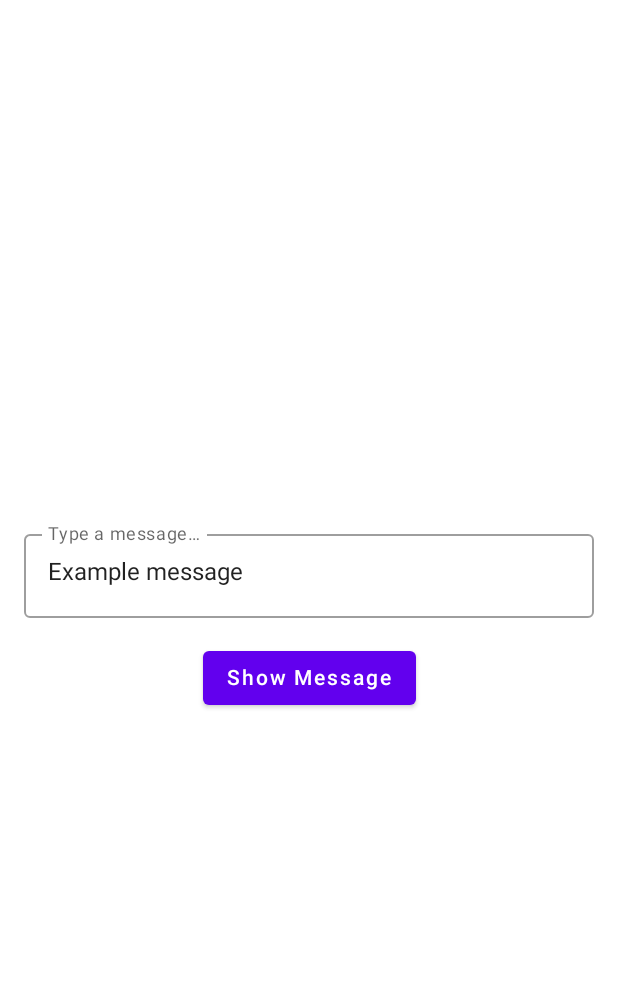
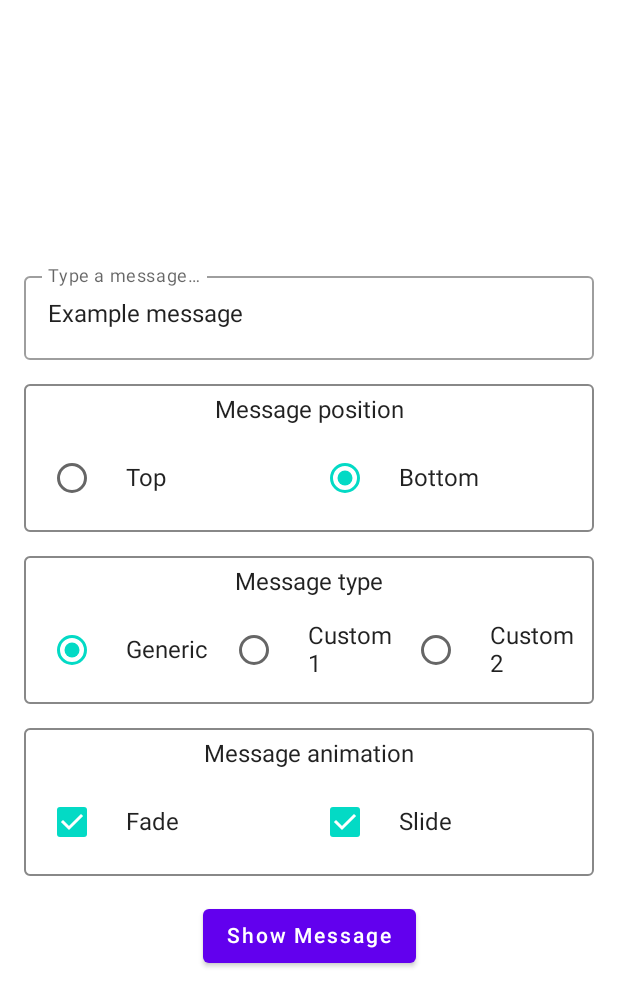
Before and after one commit to radusalagean/info-bar-compose, an Android app built with Jetpack Compose: the screen it shows after launch (MainActivity), on a phone screen of 412 x 824 dp. Shown: the top 1007 px of the screen. Run offline under Robolectric (Android 15) with nearby library versions, the phone set to English and light mode, and no system bars.

Commit message:
Add on-screen controls in the sample app

```diff
--- a/infobarcompose-sample/src/main/java/com/radusalagean/infobarcompose/sample/MainScreen.kt
+++ b/infobarcompose-sample/src/main/java/com/radusalagean/infobarcompose/sample/MainScreen.kt
@@ -2,14 +2,20 @@ package com.radusalagean.infobarcompose.sample
 
 import androidx.compose.animation.ExperimentalAnimationApi
 import androidx.compose.foundation.layout.*
+import androidx.compose.foundation.rememberScrollState
+import androidx.compose.foundation.verticalScroll
 import androidx.compose.material.*
 import androidx.compose.runtime.*
 import androidx.compose.ui.Alignment
 import androidx.compose.ui.Modifier
 import androidx.compose.ui.res.stringResource
+import androidx.compose.ui.tooling.preview.Preview
 import androidx.compose.ui.unit.dp
 import androidx.lifecycle.viewmodel.compose.viewModel
 import com.radusalagean.infobarcompose.InfoBar
+import com.radusalagean.infobarcompose.sample.ui.components.CheckGroup
+import com.radusalagean.infobarcompose.sample.ui.components.Orientation
+import com.radusalagean.infobarcompose.sample.ui.components.RadioGroup
 
 @ExperimentalAnimationApi
 @Composable
@@ -24,16 +30,39 @@ fun MainScreen(viewModel: MainViewModel = viewModel()) {
                 .fillMaxSize()
                 .padding(16.dp)
         ) {
+            val scrollState = rememberScrollState()
             Column(
                 Modifier
                     .wrapContentHeight()
                     .align(Alignment.Center)
+                    .verticalScroll(scrollState)
             ) {
                 OutlinedTextField(
                     modifier = Modifier.fillMaxWidth(),
                     value = viewModel.textField,
                     onValueChange = viewModel::onTextValueChange,
                     label = { Text(stringResource(R.string.message_hint)) }
+                )
+                RadioGroup(
+                    modifier = Modifier
+                        .align(Alignment.CenterHorizontally)
+                        .padding(top = 16.dp),
+                    config = viewModel.messagePositionRadioGroup,
+                    orientation = Orientation.HORIZONTAL
+                )
+                RadioGroup(
+                    modifier = Modifier
+                        .align(Alignment.CenterHorizontally)
+                        .padding(top = 16.dp),
+                    config = viewModel.messageTypeRadioGroup,
+                    orientation = Orientation.HORIZONTAL
+                )
+                CheckGroup(
+                    modifier = Modifier
+                        .align(Alignment.CenterHorizontally)
+                        .padding(top = 16.dp),
+                    config = viewModel.messageAnimationCheckGroup,
+                    orientation = Orientation.HORIZONTAL
                 )
                 Button(
                     modifier = Modifier
@@ -45,8 +74,9 @@ fun MainScreen(viewModel: MainViewModel = viewModel()) {
                 }
             }
             InfoBar( // Generic InfoBar
-                modifier = Modifier.align(Alignment.BottomCenter),
+                modifier = Modifier.align(viewModel.infoBarAlignment),
                 offeredMessage = viewModel.infoBarMessage,
+                fadeEffect = viewModel.infoBarFadeEffect,
                 slideEffect = viewModel.infoBarSlideEffect,
                 onMessageTimeout = viewModel::onInfoBarMessageTimeout
             )
@@ -54,9 +84,19 @@ fun MainScreen(viewModel: MainViewModel = viewModel()) {
                 modifier = Modifier.align(viewModel.infoBarAlignment),
                 offeredMessage = viewModel.customInfoBarMessage,
                 content = customInfoBarContent,
+                fadeEffect = viewModel.infoBarFadeEffect,
                 slideEffect = viewModel.infoBarSlideEffect,
                 onMessageTimeout = viewModel::onCustomInfoBarMessageTimeout
             )
         }
     }
 }
+
+@ExperimentalAnimationApi
+@Preview(
+    showBackground = true
+)
+@Composable
+fun PreviewMainScreen() {
+    MainScreen()
+}
--- a/infobarcompose-sample/src/main/java/com/radusalagean/infobarcompose/sample/MainViewModel.kt
+++ b/infobarcompose-sample/src/main/java/com/radusalagean/infobarcompose/sample/MainViewModel.kt
@@ -1,5 +1,6 @@
 package com.radusalagean.infobarcompose.sample
 
+import androidx.annotation.StringRes
 import androidx.compose.runtime.derivedStateOf
 import androidx.compose.runtime.getValue
 import androidx.compose.runtime.mutableStateOf
@@ -9,6 +10,7 @@ import androidx.compose.ui.graphics.Color
 import androidx.lifecycle.ViewModel
 import com.radusalagean.infobarcompose.InfoBarMessage
 import com.radusalagean.infobarcompose.InfoBarSlideEffect
+import com.radusalagean.infobarcompose.sample.ui.components.GroupConfig
 
 class MainViewModel : ViewModel() {
 
@@ -16,13 +18,44 @@ class MainViewModel : ViewModel() {
         private set
     var customInfoBarMessage: CustomInfoBarMessage? by mutableStateOf(null)
         private set
-    var infoBarAlignment: Alignment by mutableStateOf(Alignment.BottomCenter)
-    val infoBarSlideEffect: InfoBarSlideEffect by derivedStateOf {
-        when(infoBarAlignment) {
-            Alignment.BottomCenter -> InfoBarSlideEffect.FROM_BOTTOM
-            else -> InfoBarSlideEffect.FROM_TOP
+    val infoBarAlignment: Alignment by derivedStateOf {
+        when(messagePositionRadioGroup.selectedIndex) {
+            MessagePositionRadioGroupOptions.TOP.ordinal -> Alignment.TopCenter
+            else -> Alignment.BottomCenter
         }
     }
+    val infoBarFadeEffect: Boolean by derivedStateOf {
+        messageAnimationCheckGroup.selectedIndices[
+                MessageAnimationCheckGroupOptions.FADE.ordinal
+        ]
+    }
+    val infoBarSlideEffect: InfoBarSlideEffect by derivedStateOf {
+        when {
+            !messageAnimationCheckGroup.selectedIndices[
+                    MessageAnimationCheckGroupOptions.SLIDE.ordinal
+            ] -> InfoBarSlideEffect.NONE
+            infoBarAlignment == Alignment.TopCenter -> InfoBarSlideEffect.FROM_TOP
+            infoBarAlignment == Alignment.BottomCenter -> InfoBarSlideEffect.FROM_BOTTOM
+            else -> InfoBarSlideEffect.NONE
+        }
+    }
+
+    // Groups
+    val messagePositionRadioGroup = GroupConfig.RadioGroupConfig(
+        groupTitle = R.string.radio_group_message_position,
+        options = MessagePositionRadioGroupOptions.values().map { it.stringResId },
+        initialIndex = MessagePositionRadioGroupOptions.BOTTOM.ordinal
+    )
+    val messageTypeRadioGroup = GroupConfig.RadioGroupConfig(
+        groupTitle = R.string.radio_group_message_type,
+        options = MessageTypeRadioGroupOptions.values().map { it.stringResId },
+        initialIndex = MessageTypeRadioGroupOptions.GENERIC.ordinal
+    )
+    val messageAnimationCheckGroup = GroupConfig.CheckGroupConfig(
+        groupTitle = R.string.check_group_message_animation,
+        options = MessageAnimationCheckGroupOptions.values().map { it.stringResId },
+        initialIndices = MessageAnimationCheckGroupOptions.values().map { it.initialValue }
+    )
 
     var textField: String by mutableStateOf("Example message")
         private set
@@ -62,8 +95,14 @@ class MainViewModel : ViewModel() {
 
     fun onShowMessageClick() {
         if (textField.isNotBlank()) {
-            infoBarMessage = generateMessage()
-//            customInfoBarMessage = generateCustomMessage2()
+            when(messageTypeRadioGroup.selectedIndex) {
+                MessageTypeRadioGroupOptions.CUSTOM_1.ordinal ->
+                    customInfoBarMessage = generateCustomMessage1()
+                MessageTypeRadioGroupOptions.CUSTOM_2.ordinal ->
+                    customInfoBarMessage = generateCustomMessage2()
+                MessageTypeRadioGroupOptions.GENERIC.ordinal ->
+                    infoBarMessage = generateMessage()
+            }
         }
     }
 
@@ -74,4 +113,25 @@ class MainViewModel : ViewModel() {
     fun onCustomInfoBarMessageTimeout() {
         customInfoBarMessage = null
     }
+
+    companion object RadioGroups {
+        enum class MessagePositionRadioGroupOptions(@StringRes val stringResId: Int) {
+            TOP(R.string.radio_group_message_position_top),
+            BOTTOM(R.string.radio_group_message_position_bottom)
+        }
+
+        enum class MessageTypeRadioGroupOptions(@StringRes val stringResId: Int) {
+            GENERIC(R.string.radio_group_message_type_generic),
+            CUSTOM_1(R.string.radio_group_message_type_custom_1),
+            CUSTOM_2(R.string.radio_group_message_type_custom_2)
+        }
+
+        enum class MessageAnimationCheckGroupOptions(
+            @StringRes val stringResId: Int,
+            val initialValue: Boolean
+        ) {
+            FADE(R.string.check_group_message_animation_fade, true),
+            SLIDE(R.string.check_group_message_animation_slide, true)
+        }
+    }
 }
--- /dev/null
+++ b/infobarcompose-sample/src/main/java/com/radusalagean/infobarcompose/sample/ui/components/BaseGroup.kt
@@ -0,0 +1,86 @@
+package com.radusalagean.infobarcompose.sample.ui.components
+
+import androidx.compose.animation.ExperimentalAnimationApi
+import androidx.compose.foundation.border
+import androidx.compose.foundation.clickable
+import androidx.compose.foundation.interaction.MutableInteractionSource
+import androidx.compose.foundation.layout.Column
+import androidx.compose.foundation.layout.Row
+import androidx.compose.foundation.layout.RowScope
+import androidx.compose.foundation.layout.padding
+import androidx.compose.foundation.shape.RoundedCornerShape
+import androidx.compose.material.MaterialTheme
+import androidx.compose.material.Text
+import androidx.compose.runtime.Composable
+import androidx.compose.runtime.remember
+import androidx.compose.ui.Alignment
+import androidx.compose.ui.Modifier
+import androidx.compose.ui.graphics.Color
+import androidx.compose.ui.res.stringResource
+import androidx.compose.ui.semantics.Role
+import androidx.compose.ui.unit.dp
+
+@ExperimentalAnimationApi
+@Composable
+fun <T : GroupConfig> BaseGroup(
+    modifier: Modifier = Modifier,
+    indicator: @Composable RowScope.(T, Int) -> Unit,
+    config: T,
+    orientation: Orientation
+) {
+
+    @Composable
+    fun layOutOptions(
+        modifier: Modifier = Modifier,
+    ) {
+        config.options.forEachIndexed { index, currentStringResId ->
+            Row(
+                modifier = modifier
+                    .padding(vertical = 4.dp)
+                    .clickable(
+                        interactionSource = remember { MutableInteractionSource() },
+                        indication = null,
+                        role = Role.RadioButton
+                    ) {
+                        config.onIndexSelect(index)
+                    }
+            ) {
+                indicator(config, index)
+                Text(
+                    modifier = Modifier.align(Alignment.CenterVertically),
+                    text = stringResource(currentStringResId)
+                )
+            }
+        }
+    }
+
+    Column(
+        modifier = modifier
+            .border(
+                width = 1.dp,
+                color = Color.Gray,
+                shape = RoundedCornerShape(4.dp)
+            )
+            .padding(8.dp)
+    ) {
+        Text(
+            modifier = Modifier
+                .align(Alignment.CenterHorizontally)
+                .padding(bottom = 8.dp),
+            text = stringResource(config.groupTitle),
+            style = MaterialTheme.typography.body1
+        )
+        if (orientation == Orientation.HORIZONTAL) {
+            Row(Modifier.align(Alignment.CenterHorizontally)) {
+                layOutOptions(Modifier.align(Alignment.CenterVertically).weight(1f))
+            }
+        } else {
+            layOutOptions()
+        }
+
+    }
+}
+
+enum class Orientation {
+    HORIZONTAL, VERTICAL
+}
--- /dev/null
+++ b/infobarcompose-sample/src/main/java/com/radusalagean/infobarcompose/sample/ui/components/CheckGroup.kt
@@ -0,0 +1,53 @@
+package com.radusalagean.infobarcompose.sample.ui.components
+
+import androidx.compose.animation.ExperimentalAnimationApi
+import androidx.compose.foundation.layout.RowScope
+import androidx.compose.foundation.layout.padding
+import androidx.compose.material.Checkbox
+import androidx.compose.runtime.Composable
+import androidx.compose.ui.Alignment
+import androidx.compose.ui.Modifier
+import androidx.compose.ui.tooling.preview.Preview
+import androidx.compose.ui.unit.dp
+import com.radusalagean.infobarcompose.sample.R
+
+val checkBoxIndicator: @Composable RowScope.(GroupConfig.CheckGroupConfig, Int) -> Unit =
+    { config, index ->
+        Checkbox(
+            modifier = Modifier.align(Alignment.CenterVertically).padding(end = 12.dp),
+            checked = config.selectedIndices[index],
+            onCheckedChange = { config.onIndexSelect(index) }
+        )
+    }
+
+@ExperimentalAnimationApi
+@Composable
+fun CheckGroup(
+    modifier: Modifier = Modifier,
+    config: GroupConfig.CheckGroupConfig,
+    orientation: Orientation = Orientation.VERTICAL
+) {
+    BaseGroup(
+        modifier = modifier,
+        indicator = checkBoxIndicator,
+        config = config,
+        orientation = orientation
+    )
+}
+
+@ExperimentalAnimationApi
+@Preview
+@Composable
+fun CheckGroupPreview() {
+    CheckGroup(
+        config = GroupConfig.CheckGroupConfig(
+            groupTitle = R.string.check_group_message_animation,
+            options = listOf(
+                R.string.check_group_message_animation_fade,
+                R.string.check_group_message_animation_slide
+            ),
+            initialIndices = listOf(false, true)
+        ),
+        orientation = Orientation.VERTICAL
+    )
+}
--- /dev/null
+++ b/infobarcompose-sample/src/main/java/com/radusalagean/infobarcompose/sample/ui/components/GroupConfig.kt
@@ -0,0 +1,46 @@
+package com.radusalagean.infobarcompose.sample.ui.components
+
+import androidx.annotation.StringRes
+import androidx.compose.runtime.getValue
+import androidx.compose.runtime.mutableStateOf
+import androidx.compose.runtime.setValue
+
+sealed class GroupConfig(
+    @StringRes val groupTitle: Int,
+    @StringRes val options: List<Int>
+) {
+    abstract fun onIndexSelect(newIndex: Int)
+
+    class RadioGroupConfig(
+        @StringRes groupTitle: Int,
+        @StringRes options: List<Int>,
+        initialIndex: Int = -1
+    ) : GroupConfig(
+        groupTitle = groupTitle,
+        options = options
+    ) {
+        var selectedIndex: Int by mutableStateOf(initialIndex)
+            private set
+
+        override fun onIndexSelect(newIndex: Int) {
+            selectedIndex = newIndex
+        }
+    }
+
+    class CheckGroupConfig(
+        @StringRes groupTitle: Int,
+        @StringRes options: List<Int>,
+        initialIndices: List<Boolean>
+    ) : GroupConfig(
+        groupTitle = groupTitle,
+        options = options
+    ) {
+        var selectedIndices: List<Boolean> by mutableStateOf(initialIndices)
+
+        override fun onIndexSelect(newIndex: Int) {
+            val selInd = selectedIndices.toMutableList()
+            selInd[newIndex] = !selInd[newIndex]
+            selectedIndices = selInd
+        }
+    }
+}
--- /dev/null
+++ b/infobarcompose-sample/src/main/java/com/radusalagean/infobarcompose/sample/ui/components/RadioGroup.kt
@@ -0,0 +1,54 @@
+package com.radusalagean.infobarcompose.sample.ui.components
+
+import androidx.compose.animation.ExperimentalAnimationApi
+import androidx.compose.foundation.layout.RowScope
+import androidx.compose.foundation.layout.padding
+import androidx.compose.material.RadioButton
+import androidx.compose.runtime.Composable
+import androidx.compose.ui.Alignment
+import androidx.compose.ui.Modifier
+import androidx.compose.ui.tooling.preview.Preview
+import androidx.compose.ui.unit.dp
+import com.radusalagean.infobarcompose.sample.R
+
+val radioButtonIndicator: @Composable RowScope.(GroupConfig.RadioGroupConfig, Int) -> Unit =
+    { config, index ->
+        RadioButton(
+            modifier = Modifier.align(Alignment.CenterVertically).padding(end = 12.dp),
+            selected = index == config.selectedIndex,
+            onClick = {
+                config.onIndexSelect(index)
+            }
+        )
+    }
+
+@ExperimentalAnimationApi
+@Composable
+fun RadioGroup(
+    modifier: Modifier = Modifier,
+    config: GroupConfig.RadioGroupConfig,
+    orientation: Orientation = Orientation.VERTICAL
+) {
+    BaseGroup(
+        modifier = modifier,
+        indicator = radioButtonIndicator,
+        config = config,
+        orientation = orientation
+    )
+}
+
+@ExperimentalAnimationApi
+@Preview
+@Composable
+fun RadioGroupPreview() {
+    RadioGroup(
+        config = GroupConfig.RadioGroupConfig(
+            groupTitle = R.string.radio_group_message_position,
+            options = listOf(
+                R.string.radio_group_message_position_top,
+                R.string.radio_group_message_position_bottom
+            )
+        ),
+        orientation = Orientation.VERTICAL
+    )
+}
--- a/infobarcompose-sample/src/main/res/values/strings.xml
+++ b/infobarcompose-sample/src/main/res/values/strings.xml
@@ -4,4 +4,17 @@
     <string name="message_hint">Type a message…</string>
     <string name="show_message_button">Show Message</string>
     <string name="dismiss_button">Dismiss</string>
+
+    <string name="radio_group_message_position">Message position</string>
+    <string name="radio_group_message_position_top">Top</string>
+    <string name="radio_group_message_position_bottom">Bottom</string>
+
+    <string name="radio_group_message_type">Message type</string>
+    <string name="radio_group_message_type_generic">Generic</string>
+    <string name="radio_group_message_type_custom_1">Custom 1</string>
+    <string name="radio_group_message_type_custom_2">Custom 2</string>
+
+    <string name="check_group_message_animation">Message animation</string>
+    <string name="check_group_message_animation_fade">Fade</string>
+    <string name="check_group_message_animation_slide">Slide</string>
 </resources>
```
